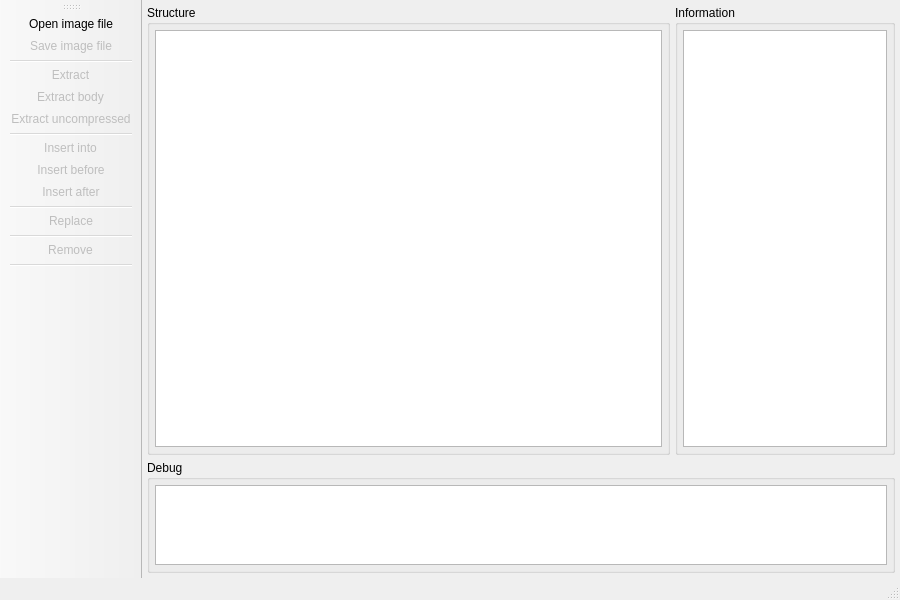
LongSoft/UEFITool, file uefitool.ui: the form before one commit.
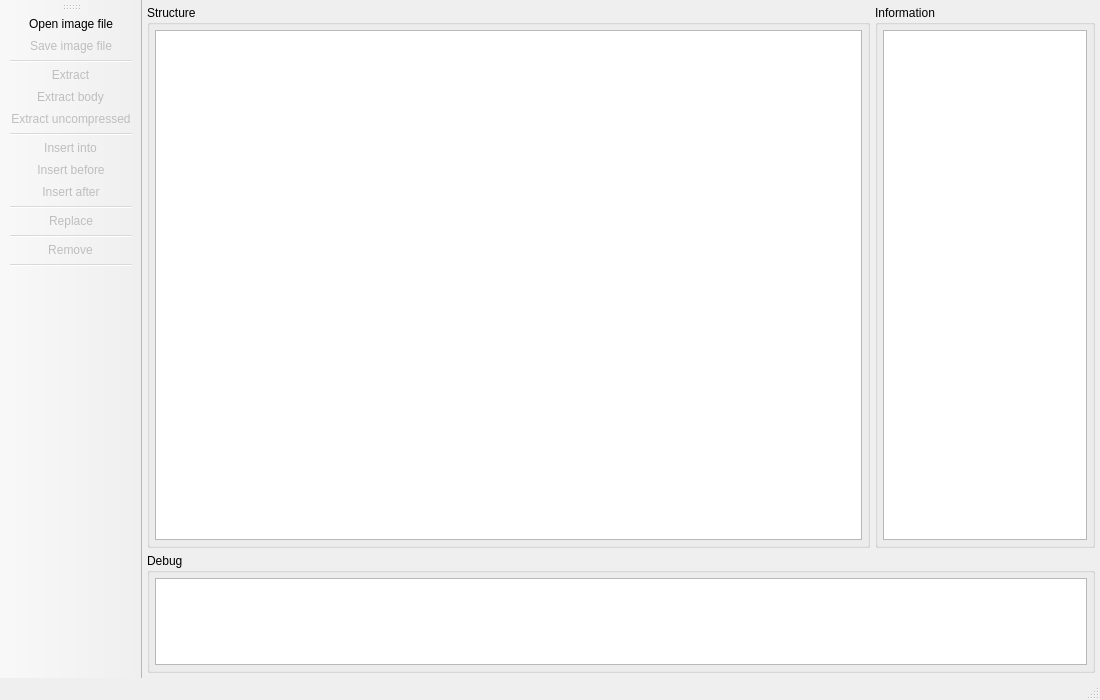
The form after the commit.

The edit to the form file:
```diff
--- a/uefitool.ui
+++ b/uefitool.ui
@@ -6,8 +6,8 @@
    <rect>
     <x>0</x>
     <y>0</y>
-    <width>900</width>
-    <height>600</height>
+    <width>1100</width>
+    <height>700</height>
    </rect>
   </property>
   <property name="sizePolicy">
@@ -142,6 +142,12 @@
         <verstretch>0</verstretch>
        </sizepolicy>
       </property>
+      <property name="maximumSize">
+       <size>
+        <width>16777215</width>
+        <height>120</height>
+       </size>
+      </property>
       <property name="title">
        <string>Debug</string>
       </property>
@@ -153,41 +159,7 @@
         <number>5</number>
        </property>
        <item>
-        <widget class="QPlainTextEdit" name="debugEdit">
-         <property name="sizePolicy">
-          <sizepolicy hsizetype="Expanding" vsizetype="Fixed">
-           <horstretch>0</horstretch>
-           <verstretch>0</verstretch>
-          </sizepolicy>
-         </property>
-         <property name="maximumSize">
-          <size>
-           <width>16777215</width>
-           <height>80</height>
-          </size>
-         </property>
-         <property name="baseSize">
-          <size>
-           <width>0</width>
-           <height>50</height>
-          </size>
-         </property>
-         <property name="font">
-          <font>
-           <family>Consolas</family>
-           <pointsize>10</pointsize>
-          </font>
-         </property>
-         <property name="undoRedoEnabled">
-          <bool>false</bool>
-         </property>
-         <property name="readOnly">
-          <bool>true</bool>
-         </property>
-         <property name="centerOnScroll">
-          <bool>false</bool>
-         </property>
-        </widget>
+        <widget class="QListWidget" name="debugListWidget"/>
        </item>
       </layout>
      </widget>
```
Left out of the diff: 2 changed lines with no effect on the pictures.
